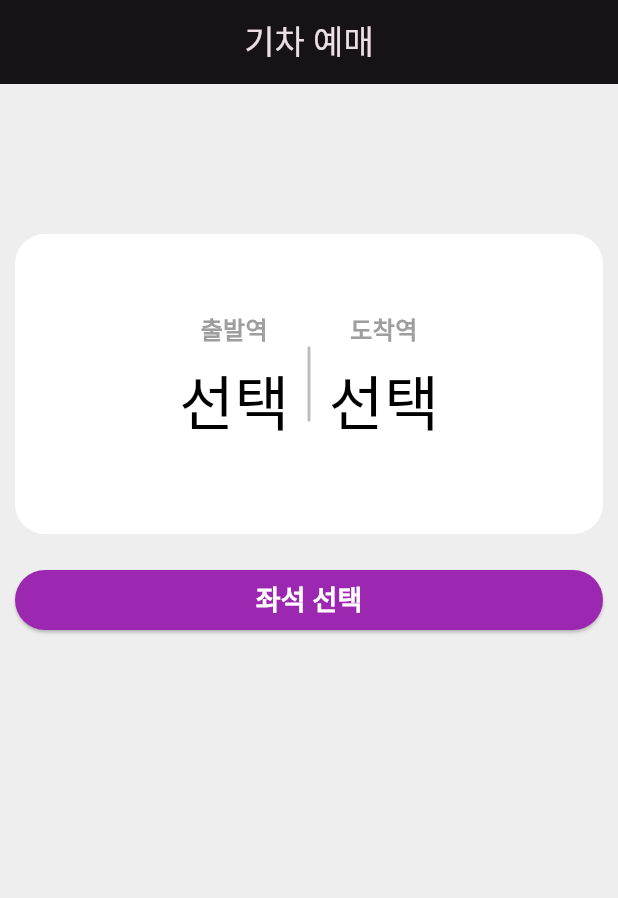
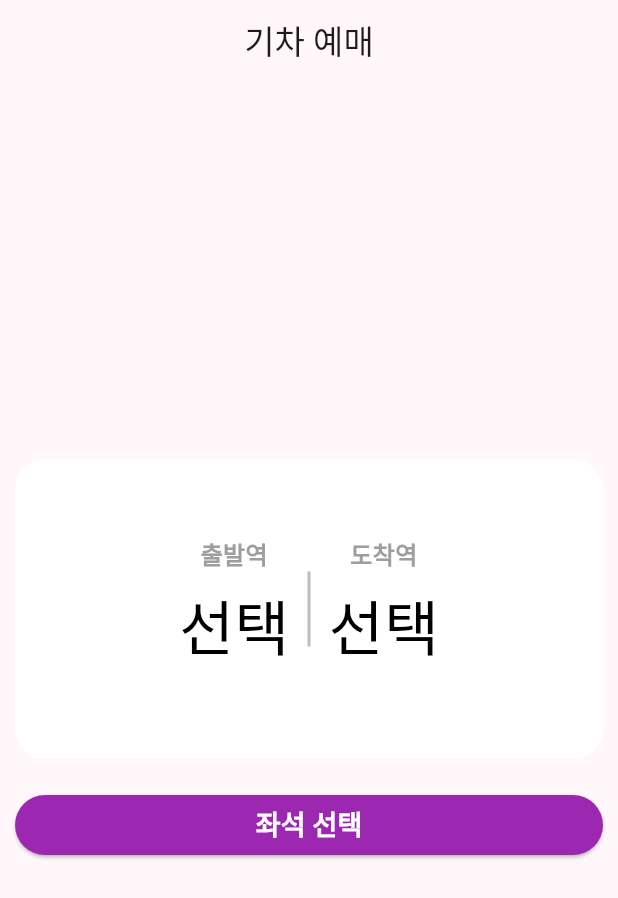
Before and after one commit to marion419/flutter_train_app, a Flutter app: the screen it shows after launch, on a phone screen of 412 x 824 dp. Shown: the top 898 px of the screen. Run offline on Flutter 3.47's test engine with Material 3 defaults, Android fonts, the phone set to English and light mode, and no system bars.

Commit message:
다크 모드 설정

```diff
--- a/lib/main.dart
+++ b/lib/main.dart
@@ -14,7 +14,7 @@ class MyApp extends StatelessWidget {
   Widget build(BuildContext context) {
     return MaterialApp(
       title: 'Train App',
-      themeMode: ThemeMode.dark,
+      themeMode: ThemeMode.light,
       theme: lightTheme,
       darkTheme: darkTheme,
       home: const MyHomePage(),
--- a/lib/pages/home/home_page.dart
+++ b/lib/pages/home/home_page.dart
@@ -30,7 +30,6 @@ class _MyHomePageState extends State<MyHomePage> {
   @override
   Widget build(BuildContext context) {
     return Scaffold(
-      backgroundColor: Colors.grey[200],
       appBar: AppBar(
         centerTitle: true,
         title: Text('기차 예매'),
@@ -39,16 +38,15 @@ class _MyHomePageState extends State<MyHomePage> {
       body: Padding(
         padding: const EdgeInsets.symmetric(horizontal: 10),
         child: Column(
+          mainAxisAlignment: MainAxisAlignment.center,
           children: [
-            //상부 여백
-            SizedBox(height: 100),
             Center(
               // 출발역과 도착역을 나타내는 박스
               child: Container(
                 width: double.infinity,
                 decoration: BoxDecoration(
                   borderRadius: BorderRadius.circular(20),
-                  color: Colors.white,
+                  color: Theme.of(context).primaryColor,
                 ),
                 child: FittedBox(
                   fit: BoxFit.scaleDown,
--- a/lib/pages/seat/Widgets/seats_button.dart
+++ b/lib/pages/seat/Widgets/seats_button.dart
@@ -18,7 +18,7 @@ class _SeatsButtonState extends State<SeatsButton>{
       height: 50,
       decoration: BoxDecoration(
         borderRadius: BorderRadius.circular(8),
-        color: isPressed ? Theme.of(context).highlightColor : Colors.grey[300]!
+        color: isPressed ? Theme.of(context).highlightColor : Theme.of(context).dividerColor,
       ),
       child: TextButton(
         onPressed: (){
--- a/lib/theme.dart
+++ b/lib/theme.dart
@@ -5,7 +5,8 @@ final lightTheme=ThemeData(
     seedColor: Colors.purple,
     brightness: Brightness.light,
   ),
-  dividerColor: Colors.white,
+  primaryColor: Colors.white,
+  dividerColor: Colors.grey[300]!,
   highlightColor: Colors.purple,
 
   elevatedButtonTheme: ElevatedButtonThemeData(
@@ -22,12 +23,12 @@ final lightTheme=ThemeData(
 );
 
 final darkTheme=ThemeData(
-  scaffoldBackgroundColor: Colors.black,
   colorScheme: ColorScheme.fromSeed(
     seedColor: Colors.purple,
     brightness: Brightness.dark,
   ),
-  dividerColor: Colors.white,
+  primaryColor: Colors.grey[500],
+  dividerColor: Colors.grey[500],
   highlightColor: Colors.purple,
 
   elevatedButtonTheme: ElevatedButtonThemeData(
```
